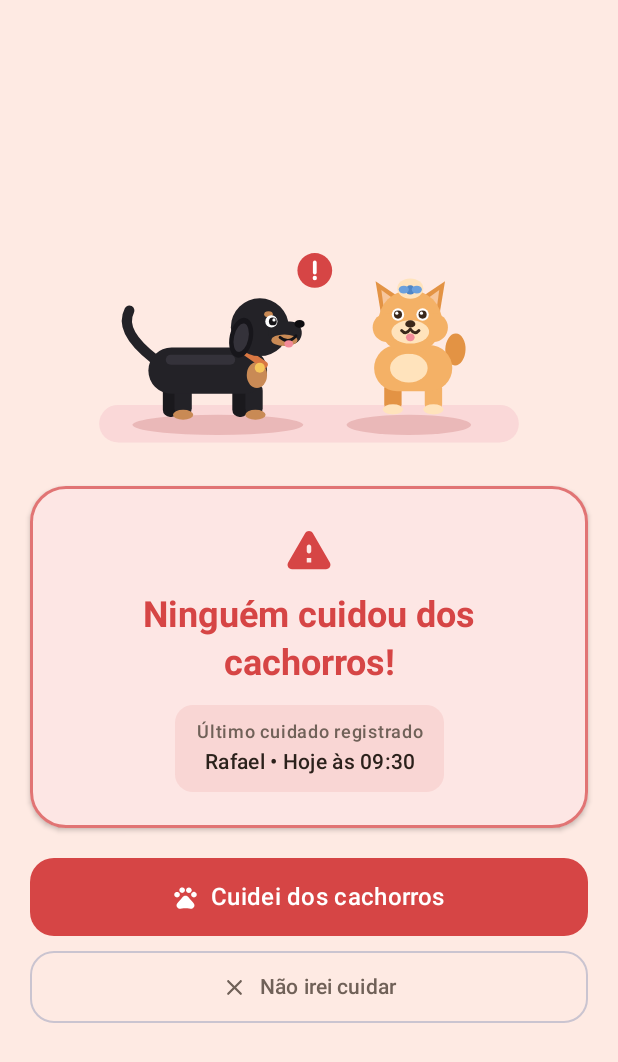
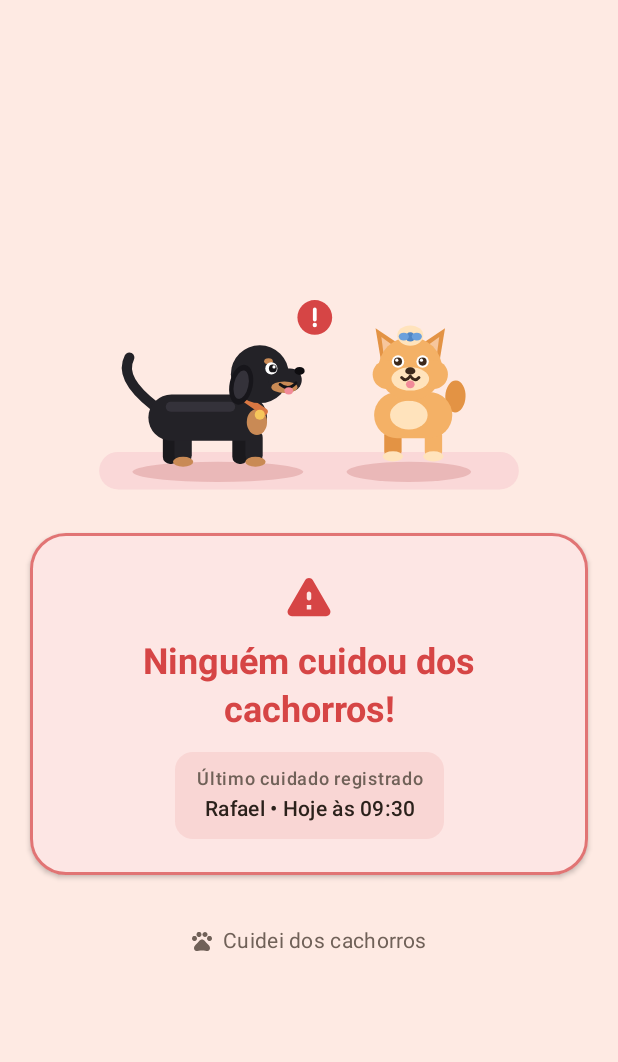
Before and after one commit to fael1505/CheckinPets, an Android app built with Jetpack Compose: the @Preview function HomeUncaredAlertPreview, on a phone screen of 412 x 824 dp. Shown: the top 1062 px of the screen. Run offline under Robolectric (Android 15) with nearby library versions, the phone set to English and light mode, and no system bars.

Commit message:
Exibe apenas botao discreto em dispositivos nao designados e versao 1.1.7

```diff
--- a/app/build.gradle.kts
+++ b/app/build.gradle.kts
@@ -17,8 +17,8 @@ android {
         applicationId = "com.app.check_inpets"
         minSdk = 26
         targetSdk = 36
-        versionCode = 6
-        versionName = "1.1.6"
+        versionCode = 7
+        versionName = "1.1.7"
 
         testInstrumentationRunner = "androidx.test.runner.AndroidJUnitRunner"
     }
--- a/app/src/main/java/com/app/check_inpets/ui/screens/HomeScreen.kt
+++ b/app/src/main/java/com/app/check_inpets/ui/screens/HomeScreen.kt
@@ -402,50 +402,6 @@ fun HomeScreen(
 
                     Spacer(modifier = Modifier.height(20.dp))
 
-                    if (turnStatus.hasUncaredPendingTurn) {
-                        Button(
-                            onClick = { showEarlyCareDialog = true },
-                            enabled = !isBusy,
-                            shape = RoundedCornerShape(16.dp),
-                            colors = ButtonDefaults.buttonColors(containerColor = CoralAlert),
-                            modifier = Modifier
-                                .fillMaxWidth()
-                                .height(52.dp)
-                        ) {
-                            Icon(
-                                imageVector = Icons.Rounded.Pets,
-                                contentDescription = null,
-                                modifier = Modifier.size(18.dp)
-                            )
-                            Spacer(modifier = Modifier.width(8.dp))
-                            Text(
-                                text = "Cuidei dos cachorros",
-                                style = MaterialTheme.typography.titleMedium,
-                                fontWeight = FontWeight.SemiBold
-                            )
-                        }
-                        Spacer(modifier = Modifier.height(10.dp))
-                        OutlinedButton(
-                            onClick = { showDeclineDialog = true },
-                            enabled = !isBusy,
-                            shape = RoundedCornerShape(16.dp),
-                            modifier = Modifier
-                                .fillMaxWidth()
-                                .height(48.dp)
-                        ) {
-                            Icon(
-                                imageVector = Icons.Rounded.Close,
-                                contentDescription = null,
-                                modifier = Modifier.size(18.dp)
-                            )
-                            Spacer(modifier = Modifier.width(8.dp))
-                            Text(
-                                text = "Não irei cuidar",
-                                style = MaterialTheme.typography.titleSmall,
-                                fontWeight = FontWeight.Medium
-                            )
-                        }
-                    } else {
                     TextButton(
                         onClick = { showEarlyCareDialog = true },
                         enabled = !isBusy,
@@ -463,7 +419,6 @@ fun HomeScreen(
                             style = MaterialTheme.typography.bodyMedium,
                             color = MaterialTheme.colorScheme.onSurfaceVariant
                         )
-                        }
                     }
                 }
             }
```
Also changed, not shown: 1 other file. Lines whose indentation alone changed are shown as unchanged.
